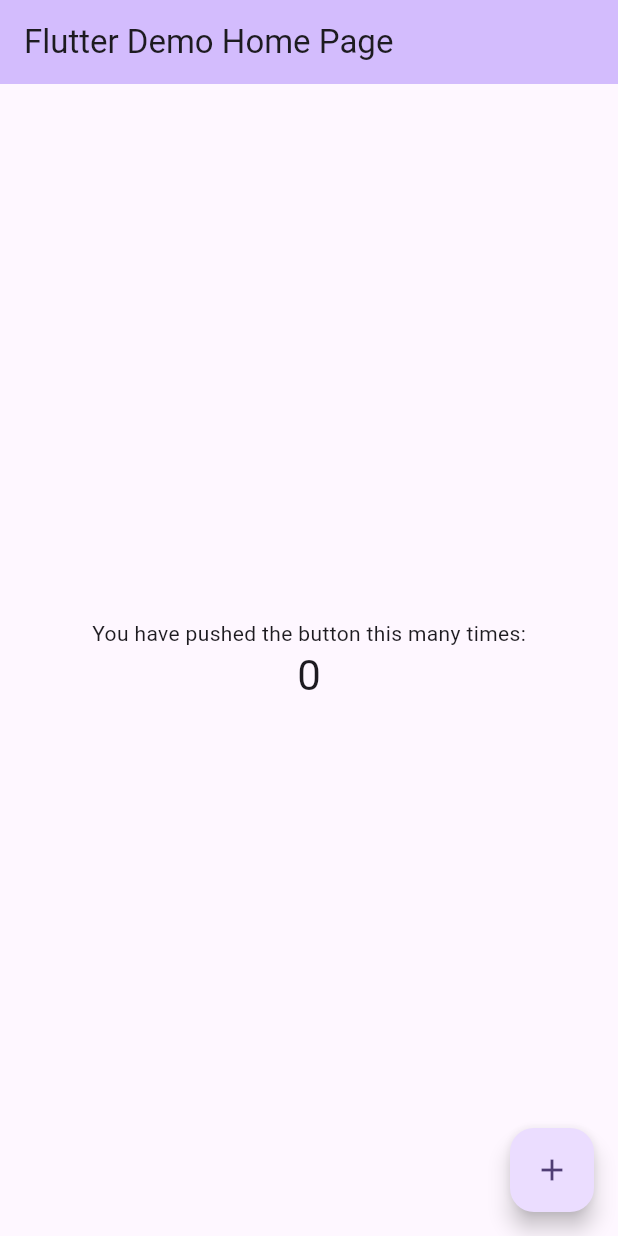
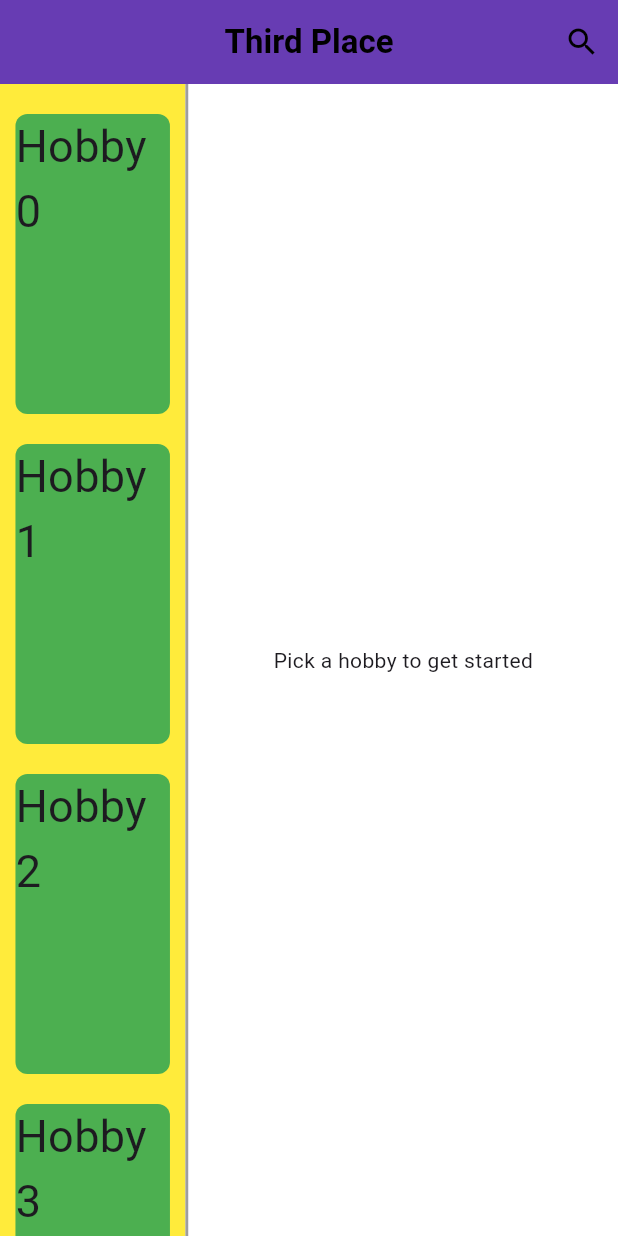
Before and after one commit to tyler-ham05/h4h2025, a Flutter app: the screen it shows after launch, on a phone screen of 412 x 824 dp. Run offline on Flutter 3.47's test engine with Material 3 defaults, Android fonts, the phone set to English and light mode, and no system bars.

Commit message:
Implemented rough skeleton of main page
Co-authored-by: tyler-ham05 <tyler-ham05@users.noreply.github.com>

```diff
--- /dev/null
+++ b/frontend/lib/default_page.dart
@@ -0,0 +1,12 @@
+import 'package:flutter/material.dart';
+
+class DefaultPage extends StatelessWidget {
+  const DefaultPage({super.key});
+
+  @override
+  Widget build(BuildContext context) {
+    return Center(
+      child: Text('Pick a hobby to get started'),
+    );
+  }
+}
--- a/frontend/lib/main.dart
+++ b/frontend/lib/main.dart
@@ -1,4 +1,8 @@
 import 'package:flutter/material.dart';
+import 'random_functions.dart';
+import 'comunity_display.dart';
+import 'custom_search.dart';
+import 'default_page.dart';
 
 void main() {
   runApp(const MyApp());
@@ -13,113 +17,113 @@
     return MaterialApp(
       title: 'Flutter Demo',
       theme: ThemeData(
-        // This is the theme of your application.
-        //
-        // TRY THIS: Try running your application with "flutter run". You'll see
-        // the application has a purple toolbar. Then, without quitting the app,
-        // try changing the seedColor in the colorScheme below to Colors.green
-        // and then invoke "hot reload" (save your changes or press the "hot
-        // reload" button in a Flutter-supported IDE, or press "r" if you used
-        // the command line to start the app).
-        //
-        // Notice that the counter didn't reset back to zero; the application
-        // state is not lost during the reload. To reset the state, use hot
-        // restart instead.
-        //
-        // This works for code too, not just values: Most code changes can be
-        // tested with just a hot reload.
         colorScheme: ColorScheme.fromSeed(seedColor: Colors.deepPurple),
         useMaterial3: true,
       ),
-      home: const MyHomePage(title: 'Flutter Demo Home Page'),
+      debugShowCheckedModeBanner: false,
+      home: const MyHomePage(),
     );
   }
 }
 
 class MyHomePage extends StatefulWidget {
-  const MyHomePage({super.key, required this.title});
-
-  // This widget is the home page of your application. It is stateful, meaning
-  // that it has a State object (defined below) that contains fields that affect
-  // how it looks.
-
-  // This class is the configuration for the state. It holds the values (in this
-  // case the title) provided by the parent (in this case the App widget) and
-  // used by the build method of the State. Fields in a Widget subclass are
-  // always marked "final".
-
-  final String title;
+  const MyHomePage({super.key});
 
   @override
   State<MyHomePage> createState() => _MyHomePageState();
+
 }
 
 class _MyHomePageState extends State<MyHomePage> {
-  int _counter = 0;
-
-  void _incrementCounter() {
-    setState(() {
-      // This call to setState tells the Flutter framework that something has
-      // changed in this State, which causes it to rerun the build method below
-      // so that the display can reflect the updated values. If we changed
-      // _counter without calling setState(), then the build method would not be
-      // called again, and so nothing would appear to happen.
-      _counter++;
-    });
-  }
-
+  int expanded = -1;
   @override
   Widget build(BuildContext context) {
-    // This method is rerun every time setState is called, for instance as done
-    // by the _incrementCounter method above.
-    //
-    // The Flutter framework has been optimized to make rerunning build methods
-    // fast, so that you can just rebuild anything that needs updating rather
-    // than having to individually change instances of widgets.
+    var dummydata = List.generate(
+        5,
+        (index) =>
+            {'name': 'Hobby $index', 'description': 'Description $index','communities':'dummy communites'});
+    String query = "";
+
     return Scaffold(
       appBar: AppBar(
-        // TRY THIS: Try changing the color here to a specific color (to
-        // Colors.amber, perhaps?) and trigger a hot reload to see the AppBar
-        // change color while the other colors stay the same.
-        backgroundColor: Theme.of(context).colorScheme.inversePrimary,
-        // Here we take the value from the MyHomePage object that was created by
-        // the App.build method, and use it to set our appbar title.
-        title: Text(widget.title),
+        title: Text(
+          "Third Place",
+          style: TextStyle(color: Colors.black, fontSize: 22, fontWeight: FontWeight.bold),
+        ),
+        backgroundColor: Colors.deepPurple,
+        elevation: 4, // Shadow effect
+        centerTitle: true, // Centers the title
+        iconTheme: IconThemeData(color: Colors.black), // Changes back button color
+        actions: [
+          IconButton(
+            onPressed: () {
+              showSearch(
+                context: context,
+                delegate: CustumSearchDelegate(),
+              );
+            },
+            icon: Icon(Icons.search),
+          )
+        ],
       ),
       body: Center(
-        // Center is a layout widget. It takes a single child and positions it
-        // in the middle of the parent.
-        child: Column(
-          // Column is also a layout widget. It takes a list of children and
-          // arranges them vertically. By default, it sizes itself to fit its
-          // children horizontally, and tries to be as tall as its parent.
-          //
-          // Column has various properties to control how it sizes itself and
-          // how it positions its children. Here we use mainAxisAlignment to
-          // center the children vertically; the main axis here is the vertical
-          // axis because Columns are vertical (the cross axis would be
-          // horizontal).
-          //
-          // TRY THIS: Invoke "debug painting" (choose the "Toggle Debug Paint"
-          // action in the IDE, or press "p" in the console), to see the
-          // wireframe for each widget.
-          mainAxisAlignment: MainAxisAlignment.center,
-          children: <Widget>[
-            const Text(
-              'You have pushed the button this many times:',
+        child: Row(
+          children: [
+            Container(
+              width: MediaQuery.of(context).size.width * 0.3,
+              color: Colors.yellow,
+              child: ListView.builder(
+                itemCount: dummydata.length,
+                itemBuilder: (context, index) {
+
+                  return GestureDetector(
+                    onTap: () {
+                      setState(() {
+                        expanded = index;
+                      });
+                      print('You tapped on $index and expanded is $expanded');
+                    },
+                    child: Column(
+                      children: [
+                        SizedBox(
+                          height: 20,
+                        ),
+                        Container(
+                          width: MediaQuery.of(context).size.width * 0.25,
+                          height: 200,
+                          decoration: BoxDecoration(
+                            color: Colors.green,
+                            borderRadius: BorderRadius.circular(8),
+                          ),
+                            child: Text(
+                              style: TextStyle(fontSize: 30),
+                              '${dummydata[index]['name']}'
+                              ),
+
+                        ),
+
+                      ],
+                    ),
+                  );
+                },
+              ),
             ),
-            Text(
-              '$_counter',
-              style: Theme.of(context).textTheme.headlineMedium,
+            // Container for expanded view
+            SizedBox(
+              width: MediaQuery.sizeOf(context).width * 0.005,
+              height: MediaQuery.sizeOf(context).height,
+              child: Container(
+                color: Colors.grey,
+              ),
             ),
-          ],
+            Container(
+              color: Colors.white,
+              width: MediaQuery.sizeOf(context).width * 0.695,
+              child: (expanded < 0) ? DefaultPage() : ComunityDisplay(data: dummydata[expanded])
+              ),
+            ],
+          ),
         ),
-      ),
-      floatingActionButton: FloatingActionButton(
-        onPressed: _incrementCounter,
-        tooltip: 'Increment',
-        child: const Icon(Icons.add),
-      ), // This trailing comma makes auto-formatting nicer for build methods.
-    );
+      );
   }
 }
--- a/frontend/pubspec.yaml
+++ b/frontend/pubspec.yaml
@@ -34,6 +34,7 @@ dependencies:
   # The following adds the Cupertino Icons font to your application.
   # Use with the CupertinoIcons class for iOS style icons.
   cupertino_icons: ^1.0.8
+
 
 dev_dependencies:
   flutter_test:
```
Also changed, not shown: frontend/lib/comunity_display.dart (added, +40 -0 lines), frontend/lib/custom_search.dart (added, +90 -0 lines), frontend/lib/random_functions.dart (added).
